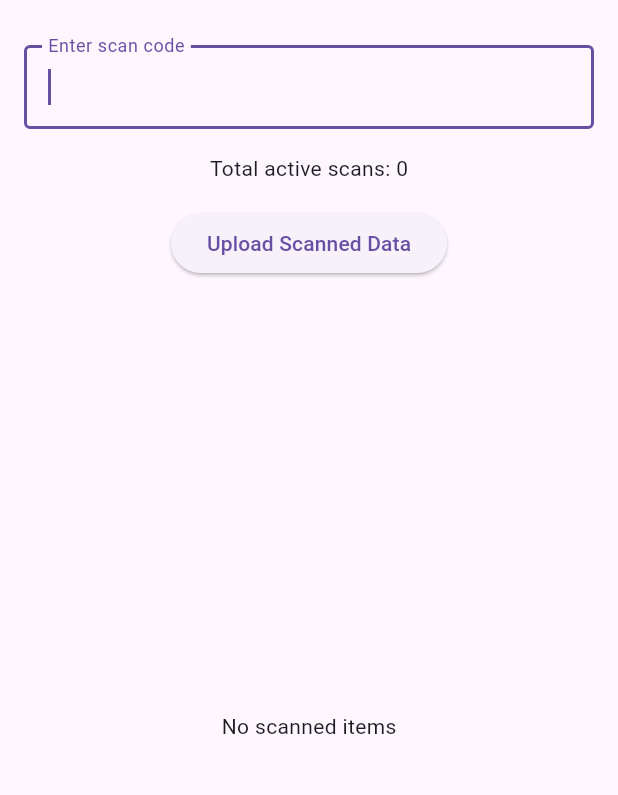
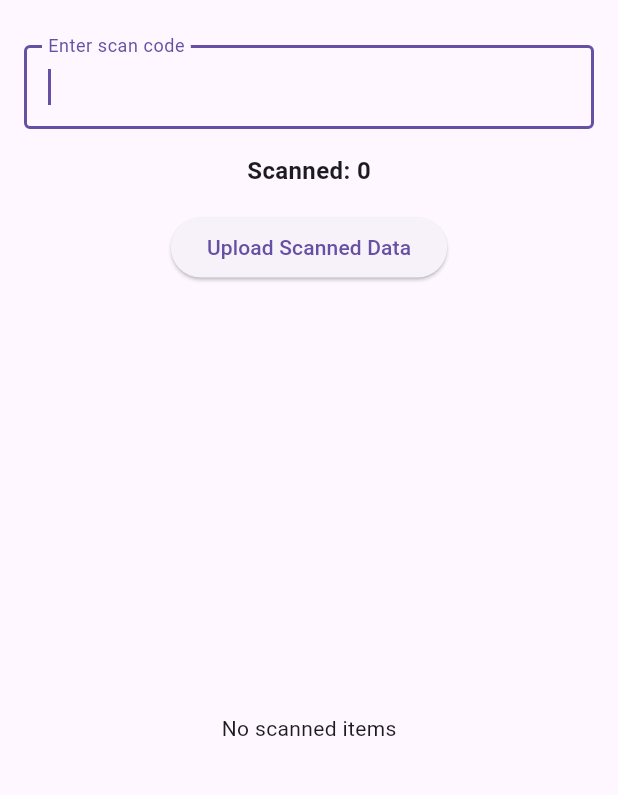
Before and after one commit to devadriancr/rawmaterial-scanning-ykm, a Flutter app: the screen it shows after launch, on a phone screen of 412 x 824 dp, the part 63-858 px from its top. Run offline on Flutter 3.47's test engine with Material 3 defaults, Android fonts, the phone set to English and light mode, and no system bars; our stand-ins replace fluttertoast, sqflite; accounts and stored records are empty.

Commit message:
ya estuvo

```diff
--- a/lib/views/home_view.dart
+++ b/lib/views/home_view.dart
@@ -191,7 +191,13 @@ class _HomeViewState extends State<HomeView> {
               ),
             ),
             SizedBox(height: 16.0),
-            Text('Total active scans: $_count'),
+            Text(
+              'Scanned: $_count',
+              style: TextStyle(
+                fontSize: 16.0,
+                fontWeight: FontWeight.w600,
+              ),
+            ),
             SizedBox(height: 16.0),
             ElevatedButton(
               onPressed: _uploadScannedData,
```
